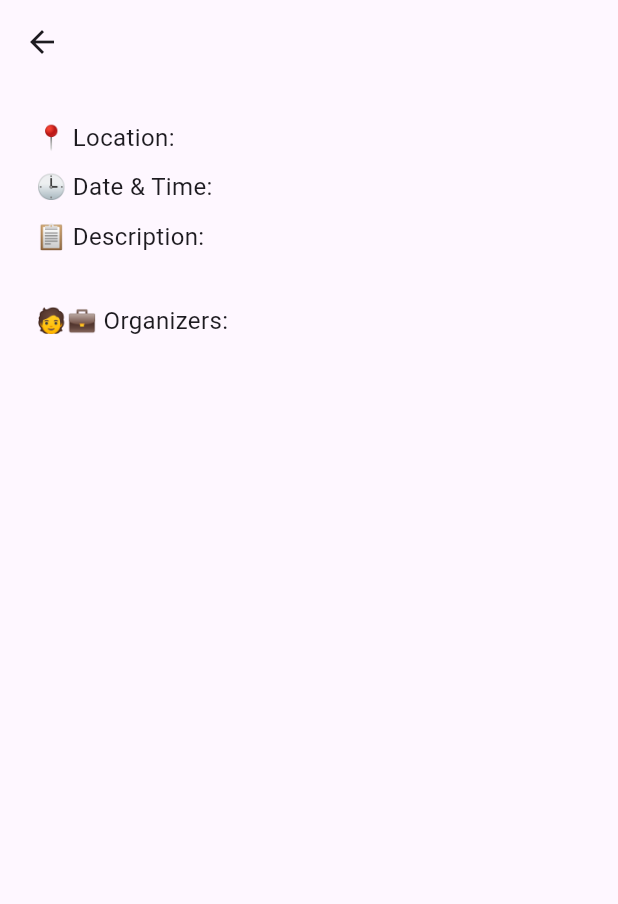
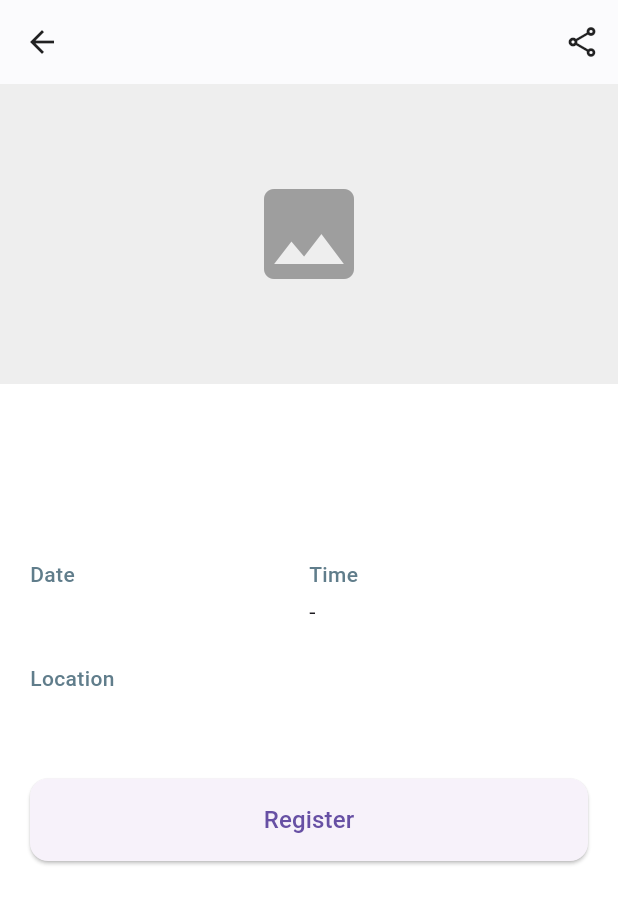
Before and after one commit to Rubinskiy/EF234601_Final, a Flutter app: the DetailsPage screen opened directly with empty values, on a phone screen of 412 x 824 dp. Shown: the top 904 px of the screen. Run offline on Flutter 3.47's test engine with Material 3 defaults, Android fonts, the phone set to English and light mode, and no system bars; our stand-ins replace cloud_firestore, firebase_auth, firebase_core, hive_flutter, image_picker; accounts and stored records are empty.

```diff
--- a/lib/details_page.dart
+++ b/lib/details_page.dart
@@ -8,22 +8,115 @@ class DetailsPage extends StatelessWidget {
 
   @override
   Widget build(BuildContext context) {
+    final imageUrl = event.toMap()['imageUrl'] ?? '';
+    // Split date and time if possible
+    String date = event.date;
+    String time = '';
+    if (event.date.contains('|')) {
+      final parts = event.date.split('|');
+      date = parts[0].trim();
+      time = parts.length > 1 ? parts[1].trim() : '';
+    }
     return Scaffold(
-      appBar: AppBar(title: Text(event.name)),
-      body: Padding(
-        padding: const EdgeInsets.all(24.0),
-        child: ListView(
-          children: [
-            Text("📍 Location: ${event.location}", style: const TextStyle(fontSize: 16)),
-            const SizedBox(height: 10),
-            Text("🕒 Date & Time: ${event.dateTime}", style: const TextStyle(fontSize: 16)),
-            const SizedBox(height: 10),
-            Text("📋 Description:\n${event.description}", style: const TextStyle(fontSize: 16)),
-            const SizedBox(height: 10),
-            Text("🧑‍💼 Organizers: ${event.organizers}", style: const TextStyle(fontSize: 16)),
-          ],
-        ),
+      appBar: AppBar(
+        leading: const BackButton(),
+        actions: [
+          IconButton(
+            icon: const Icon(Icons.share_outlined),
+            onPressed: () {},
+          ),
+        ],
+        backgroundColor: Colors.white,
+        foregroundColor: Colors.black87,
+        elevation: 0.5,
       ),
+      body: ListView(
+        children: [
+          if (imageUrl.isNotEmpty)
+            ClipRRect(
+              borderRadius: const BorderRadius.only(
+                bottomLeft: Radius.circular(24),
+                bottomRight: Radius.circular(24),
+              ),
+              child: Image.network(
+                imageUrl,
+                height: 200,
+                width: double.infinity,
+                fit: BoxFit.cover,
+                errorBuilder: (context, error, stackTrace) => Container(
+                  height: 200,
+                  color: Colors.grey[200],
+                  child: const Icon(Icons.image, size: 80, color: Colors.grey),
+                ),
+              ),
+            )
+          else
+            Container(
+              height: 200,
+              color: Colors.grey[200],
+              child: const Icon(Icons.image, size: 80, color: Colors.grey),
+            ),
+          Padding(
+            padding: const EdgeInsets.symmetric(horizontal: 20, vertical: 24),
+            child: Column(
+              crossAxisAlignment: CrossAxisAlignment.start,
+              children: [
+                Text(
+                  event.name,
+                  style: const TextStyle(fontSize: 24, fontWeight: FontWeight.bold),
+                ),
+                const SizedBox(height: 12),
+                Text(
+                  event.description,
+                  style: const TextStyle(fontSize: 16, color: Colors.black87),
+                ),
+                const SizedBox(height: 24),
+                Row(
+                  children: [
+                    Expanded(
+                      child: Column(
+                        crossAxisAlignment: CrossAxisAlignment.start,
+                        children: [
+                          const Text('Date', style: TextStyle(color: Colors.blueGrey, fontWeight: FontWeight.w500)),
+                          const SizedBox(height: 4),
+                          Text(date, style: const TextStyle(fontSize: 15)),
+                        ],
+                      ),
+                    ),
+                    Expanded(
+                      child: Column(
+                        crossAxisAlignment: CrossAxisAlignment.start,
+                        children: [
+                          const Text('Time', style: TextStyle(color: Colors.blueGrey, fontWeight: FontWeight.w500)),
+                          const SizedBox(height: 4),
+                          Text(time.isNotEmpty ? time : '-', style: const TextStyle(fontSize: 15)),
+                        ],
+                      ),
+                    ),
+                  ],
+                ),
+                const SizedBox(height: 24),
+                const Text('Location', style: TextStyle(color: Colors.blueGrey, fontWeight: FontWeight.w500)),
+                const SizedBox(height: 4),
+                Text(event.location, style: const TextStyle(fontSize: 15)),
+                const SizedBox(height: 32),
+                SizedBox(
+                  width: double.infinity,
+                  child: ElevatedButton(
+                    onPressed: () {},
+                    style: ElevatedButton.styleFrom(
+                      padding: const EdgeInsets.symmetric(vertical: 16),
+                      shape: RoundedRectangleBorder(borderRadius: BorderRadius.circular(12)),
+                    ),
+                    child: const Text('Register', style: TextStyle(fontSize: 16)),
+                  ),
+                ),
+              ],
+            ),
+          ),
+        ],
+      ),
+      backgroundColor: Colors.white,
     );
   }
 }
--- a/lib/home_page.dart
+++ b/lib/home_page.dart
@@ -20,7 +20,7 @@ class _HomePageState extends State<HomePage> {
       body: Padding(
         padding: const EdgeInsets.all(16.0),
         child: StreamBuilder<QuerySnapshot>(
-          stream: eventsRef.orderBy('dateTime').snapshots(),
+          stream: eventsRef.orderBy('date', descending: true).snapshots(),
           builder: (context, snapshot) {
             if (snapshot.connectionState == ConnectionState.waiting) {
               return const Center(child: CircularProgressIndicator());
@@ -98,7 +98,7 @@ class _HomePageState extends State<HomePage> {
                                   color: const Color(0xFFE8F0FE),
                                 ),
                                 child: Text(
-                                  event.dateTime,
+                                  event.date,
                                   style: const TextStyle(fontSize: 13, color: Colors.blue),
                                 ),
                               ),
--- a/lib/main.dart
+++ b/lib/main.dart
@@ -103,6 +103,7 @@ class _MainTabsState extends State<MainTabs> {
       bottomNavigationBar: BottomNavigationBar(
         items: const [
           BottomNavigationBarItem(icon: Icon(Icons.home), label: 'Home'),
+          // it should either be called "My Events" or "Events"
           BottomNavigationBarItem(icon: Icon(Icons.event_note), label: 'My Events'), // ✅ Tambah ini
           BottomNavigationBarItem(icon: Icon(Icons.person), label: 'Profile'),
         ],
--- a/lib/models/event_model.dart
+++ b/lib/models/event_model.dart
@@ -2,7 +2,9 @@ class EventModel {
   final String id;
   final String name;
   final String description;
-  final String dateTime;
+  final String date;
+  final String time;
+  final String imageUrl;
   final String location;
   final String organizers;
   final String createdBy;
@@ -11,7 +13,9 @@ class EventModel {
     required this.id,
     required this.name,
     required this.description,
-    required this.dateTime,
+    required this.date,
+    required this.time,
+    this.imageUrl = '',
     required this.location,
     required this.organizers,
     required this.createdBy,
@@ -22,7 +26,9 @@ class EventModel {
       id: id,
       name: map['name'],
       description: map['description'],
-      dateTime: map['dateTime'],
+      date: map['date'],
+      time: map['time'],
+      imageUrl: map['imageUrl'] ?? '',
       location: map['location'],
       organizers: map['organizers'],
       createdBy: map['createdBy'],
@@ -33,7 +39,9 @@ class EventModel {
     return {
       'name': name,
       'description': description,
-      'dateTime': dateTime,
+      'date': date,
+      'time': time,
+      'imageUrl': imageUrl,
       'location': location,
       'organizers': organizers,
       'createdBy': createdBy,
--- a/pubspec.yaml
+++ b/pubspec.yaml
@@ -40,6 +40,7 @@ dependencies:
   firebase_auth: ^5.5.4
   hive: ^2.2.3
   hive_flutter: ^1.1.0
+  image_picker: ^1.1.2
 
 dev_dependencies:
   flutter_test:
```
Also changed, not shown: lib/create_event_page.dart (added, +202 -0 lines), lib/my_events.dart (+9 -56 lines), pubspec.lock, 6 other files.
